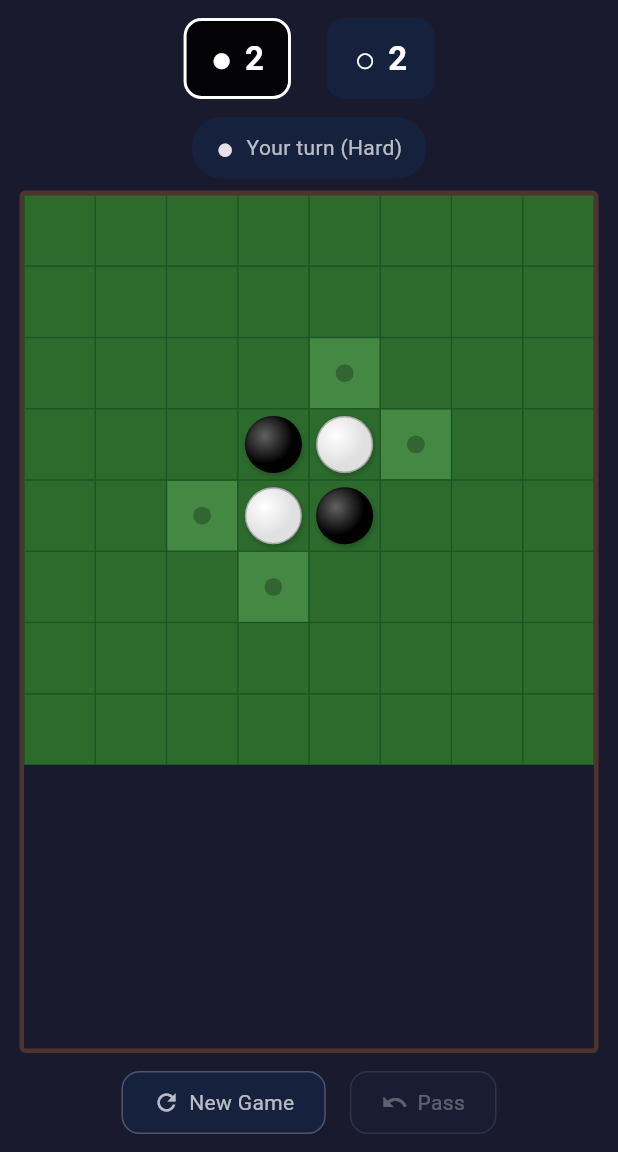
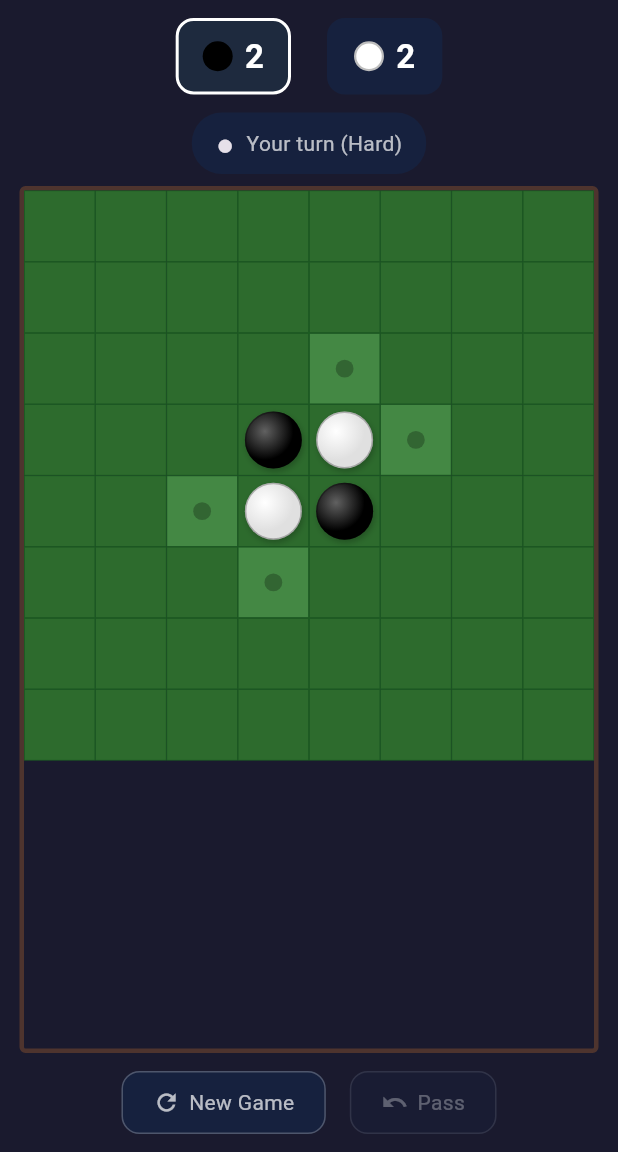
Before and after one commit to chilusoft/stratego, a Flutter app: the screen it shows after launch, on a phone screen of 412 x 824 dp, the part 84-1236 px from its top. Run offline on Flutter 3.47's test engine with Material 3 defaults, Android fonts, the phone set to English and light mode, and no system bars; our stand-ins replace audioplayers.

Commit message:
Fix score chip active indicator to use colored circles and distinct borders

```diff
--- a/lib/widgets/game_screen.dart
+++ b/lib/widgets/game_screen.dart
@@ -496,12 +496,12 @@ class _ScoreChip extends StatelessWidget {
       padding: const EdgeInsets.symmetric(horizontal: 16, vertical: 8),
       decoration: BoxDecoration(
         color: isActive
-            ? (piece == Piece.black ? Colors.black87 : Colors.white12)
+            ? const Color(0xFF1e2a3e)
             : const Color(0xFF16213e),
         borderRadius: BorderRadius.circular(12),
         border: Border.all(
           color: isActive
-              ? (piece == Piece.black ? Colors.white : Colors.white54)
+              ? (piece == Piece.black ? Colors.white : const Color(0xFFe94560))
               : Colors.transparent,
           width: 2,
         ),
@@ -512,11 +512,15 @@ class _ScoreChip extends StatelessWidget {
           Row(
             mainAxisSize: MainAxisSize.min,
             children: [
-              Text(
-                piece.label,
-                style: const TextStyle(
-                  fontSize: 24,
-                  color: Colors.white,
+              Container(
+                width: 20,
+                height: 20,
+                decoration: BoxDecoration(
+                  shape: BoxShape.circle,
+                  color: piece == Piece.black ? Colors.black : Colors.white,
+                  border: piece == Piece.white
+                      ? Border.all(color: Colors.grey.shade400, width: 1.5)
+                      : null,
                 ),
               ),
               const SizedBox(width: 8),
```
